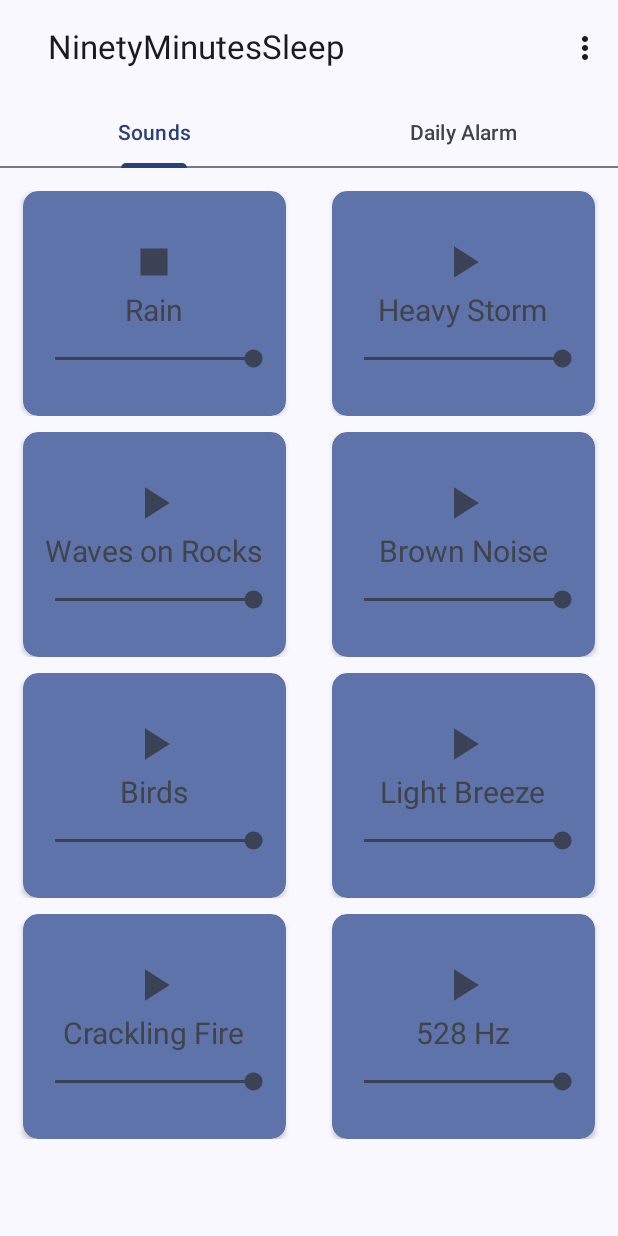
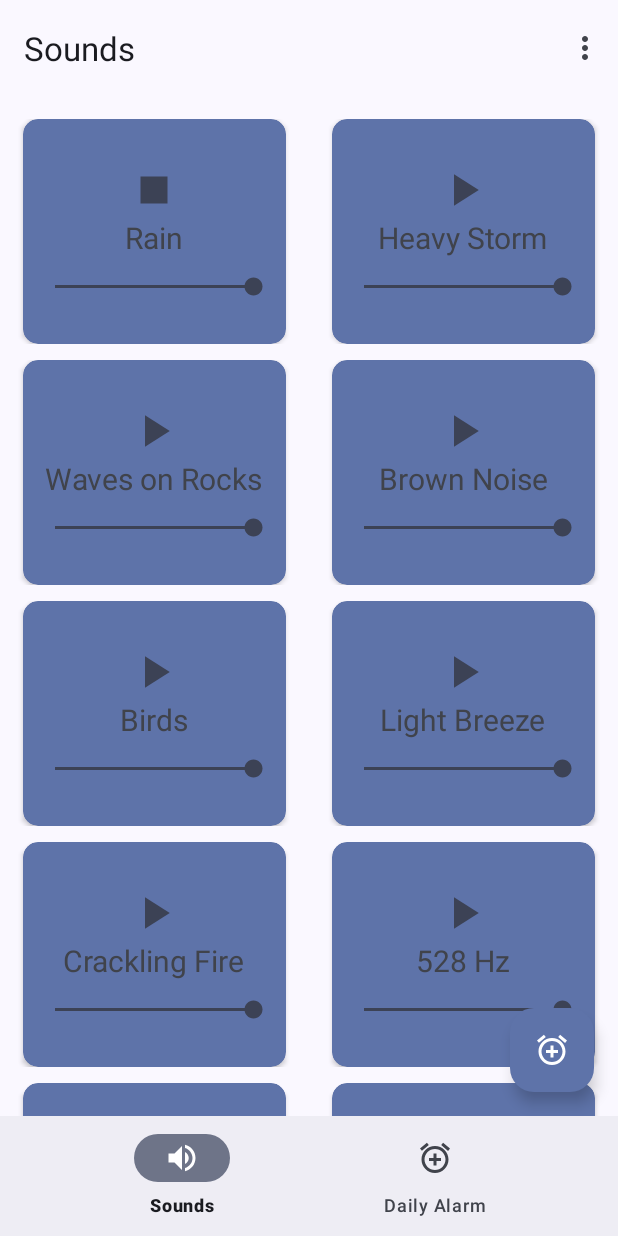
Before and after one commit to MichelangeloDePascale02/NinetyMinutesSleep, an Android app: the screen it shows after launch (MainActivity), after a tap on "Rain", on a phone screen of 412 x 824 dp. Run offline under Robolectric (Android 15) with nearby library versions, the phone set to English and light mode, and no system bars; our stand-ins replace navigation-ui; 1 other tap on this screen came first.

Commit message:
BottomAppBar Introduction

```diff
--- a/app/build.gradle
+++ b/app/build.gradle
@@ -40,6 +40,9 @@ dependencies {
     implementation 'androidx.lifecycle:lifecycle-viewmodel-ktx:2.5.1'
     implementation "androidx.compose.material3:material3:1.0.1"
     implementation "androidx.compose.material3:material3-window-size-class:1.0.1"
+    implementation 'androidx.navigation:navigation-fragment-ktx:2.4.0'
+    implementation 'androidx.navigation:navigation-ui-ktx:2.4.0'
+
 
     testImplementation 'junit:junit:4.13.2'
     androidTestImplementation 'androidx.test.ext:junit:1.1.5'
--- a/app/src/main/java/com/swdp31plus/ninetyminutessleep/MainActivity.java
+++ b/app/src/main/java/com/swdp31plus/ninetyminutessleep/MainActivity.java
@@ -1,24 +1,27 @@
 package com.swdp31plus.ninetyminutessleep;
 
 import android.annotation.SuppressLint;
-import android.app.Fragment;
 import android.content.Intent;
-import android.content.pm.PackageManager;
+import android.content.SharedPreferences;
+import android.content.res.Resources;
 import android.net.Uri;
 import android.os.Bundle;
 
 import com.google.android.material.dialog.MaterialAlertDialogBuilder;
-import com.google.android.material.floatingactionbutton.FloatingActionButton;
-import com.google.android.material.snackbar.Snackbar;
-import com.google.android.material.tabs.TabLayout;
 
 import androidx.appcompat.app.AlertDialog;
-import androidx.viewpager.widget.ViewPager;
+import androidx.appcompat.widget.Toolbar;
+import androidx.navigation.NavController;
+import androidx.navigation.fragment.NavHostFragment;
+import androidx.navigation.ui.NavigationUI;
 import androidx.appcompat.app.AppCompatActivity;
 
+import android.preference.PreferenceManager;
+import android.util.TypedValue;
 import android.view.LayoutInflater;
 import android.view.Menu;
 import android.view.View;
+import android.view.ViewGroup;
 import android.widget.Button;
 import android.widget.CheckBox;
 import android.widget.SeekBar;
@@ -26,11 +29,15 @@ import android.widget.TextView;
 
 import com.swdp31plus.ninetyminutessleep.ui.main.SectionsPagerAdapter;
 import com.swdp31plus.ninetyminutessleep.databinding.ActivityMainBinding;
+import com.swdp31plus.ninetyminutessleep.ui.main.SoundFragment;
+
+import java.util.Objects;
 
 
 public class MainActivity extends AppCompatActivity {
 
     private ActivityMainBinding binding;
+    private NavController navController;
     private int timeoutTimerInMillis = 0;
     private SectionsPagerAdapter sectionsPagerAdapter;
 
@@ -41,14 +48,75 @@ public class MainActivity extends AppCompatActivity {
         binding = ActivityMainBinding.inflate(getLayoutInflater());
         setContentView(binding.getRoot());
 
-        sectionsPagerAdapter = new SectionsPagerAdapter(this, getSupportFragmentManager());
+        NavHostFragment navHostFragment = (NavHostFragment) getSupportFragmentManager().findFragmentById(R.id.fragment_container);
+        navController = Objects.requireNonNull(navHostFragment).getNavController();
+
+        Toolbar toolbar = findViewById(R.id.topAppBar);
+        setSupportActionBar(toolbar);
+
+
+        binding.bottomNavigation.setOnNavigationItemSelectedListener(item -> {
+            int id = item.getItemId();
+            switch (id) {
+                case R.id.action_first:
+                    navController.navigate(R.id.firstFragment);
+                    return true;
+                case R.id.action_second:
+                    navController.navigate(R.id.secondFragment);
+                    return true;
+            }
+            return false;
+        });
+
+        NavigationUI.setupActionBarWithNavController(this, navController);
+
+        // warning dialog building
+        SharedPreferences preferences = PreferenceManager.getDefaultSharedPreferences(this);
+        if (preferences.getBoolean("show_warning", true)) {
+            MaterialAlertDialogBuilder builder = new MaterialAlertDialogBuilder(this);
+            SharedPreferences.Editor editor = preferences.edit();
+
+            LayoutInflater inflater = getLayoutInflater();
+            View dialogView = inflater.inflate(R.layout.dialog_tutorial_information,null);
+
+            // Set dialog title
+            View titleView = getLayoutInflater().inflate(R.layout.dialog_generic_title, null);
+            TextView titleText = titleView.findViewById(R.id.dialog_generic_title);
+            titleText.setText(getString(R.string.warning_title));
+            titleText.setTextSize(22);
+            builder.setCustomTitle(titleView);
+
+            TextView textView = dialogView.findViewById(R.id.text_view_dialog_tutorial_information);
+            textView.setText(getString(R.string.warning_text));
+
+            builder.setView(dialogView);
+
+            CheckBox checkBox = dialogView.findViewById(R.id.check_box_dialog_tutorial_information);
+            checkBox.setOnCheckedChangeListener((buttonView, isChecked) -> {
+                editor.putBoolean("show_warning", !isChecked);
+                editor.apply();
+            });
+
+            Button closeBtn = dialogView.findViewById(R.id.button_dialog_tutorial_information);
+
+            final AlertDialog dialog = builder.create();
+
+            closeBtn.setOnClickListener(v -> {
+                editor.apply();
+                dialog.dismiss();
+            });
+
+            dialog.show();
+        }
+
+        /*sectionsPagerAdapter = new SectionsPagerAdapter(this, getSupportFragmentManager());
         ViewPager viewPager = binding.viewPager;
         viewPager.setAdapter(sectionsPagerAdapter);
         TabLayout tabs = binding.tabs;
         tabs.setupWithViewPager(viewPager);
         FloatingActionButton fab = binding.fab;
 
-        fab.setVisibility(View.GONE);
+        fab.setVisibility(View.GONE);*/
 
 
 
@@ -109,7 +177,7 @@ public class MainActivity extends AppCompatActivity {
                 dialogView.findViewById(R.id.button_dialog_sound_timeout).setOnClickListener(v -> {
                     timeoutTimerInMillis = ((SeekBar) dialogView.findViewById(R.id.seek_bar_sound_timeout)).getProgress();
                     dialog.dismiss();
-                    sectionsPagerAdapter.getFirstFragment().onTimeOutSet(timeoutTimerInMillis);
+                    ((SoundFragment) Objects.requireNonNull(getSupportFragmentManager().findFragmentById(R.id.firstFragment))).onTimeOutSet(timeoutTimerInMillis);
                 });
                 dialog.show();
                 return true;
@@ -149,7 +217,7 @@ public class MainActivity extends AppCompatActivity {
 
         binding.topAppBar.setNavigationOnClickListener(view -> {});
 
-        viewPager.addOnPageChangeListener(new ViewPager.OnPageChangeListener() {
+        /*viewPager.addOnPageChangeListener(new ViewPager.OnPageChangeListener() {
             @Override
             public void onPageScrolled(int position, float positionOffset, int positionOffsetPixels) {}
 
@@ -163,7 +231,7 @@ public class MainActivity extends AppCompatActivity {
             }
 
             @Override
-            public void onPageScrollStateChanged(int state) {}});
+            public void onPageScrollStateChanged(int state) {}});*/
     }
 
     @Override
@@ -176,7 +244,4 @@ public class MainActivity extends AppCompatActivity {
         return binding;
     }
 
-    public int getTimeoutTimerInMillis() {
-        return timeoutTimerInMillis;
-    }
 }
--- a/app/src/main/java/com/swdp31plus/ninetyminutessleep/ui/main/PageViewModel.java
+++ b/app/src/main/java/com/swdp31plus/ninetyminutessleep/ui/main/PageViewModel.java
@@ -8,7 +8,7 @@ import androidx.lifecycle.ViewModel;
 
 public class PageViewModel extends ViewModel {
 
-    private MutableLiveData<Integer> mIndex = new MutableLiveData<>();
+    /*private MutableLiveData<Integer> mIndex = new MutableLiveData<>();
     private LiveData<String> mText = Transformations.map(mIndex, new Function<Integer, String>() {
         @Override
         public String apply(Integer input) {
@@ -22,5 +22,5 @@ public class PageViewModel extends ViewModel {
 
     public LiveData<String> getText() {
         return mText;
-    }
+    }*/
 }
--- a/app/src/main/java/com/swdp31plus/ninetyminutessleep/ui/main/PlaceholderFragment.java
+++ b/app/src/main/java/com/swdp31plus/ninetyminutessleep/ui/main/PlaceholderFragment.java
@@ -36,12 +36,12 @@ public class PlaceholderFragment extends Fragment {
     @Override
     public void onCreate(Bundle savedInstanceState) {
         super.onCreate(savedInstanceState);
-        pageViewModel = new ViewModelProvider(this).get(PageViewModel.class);
+        //pageViewModel = new ViewModelProvider(this).get(PageViewModel.class);
         int index = 1;
         if (getArguments() != null) {
             index = getArguments().getInt(ARG_SECTION_NUMBER);
         }
-        pageViewModel.setIndex(index);
+        //pageViewModel.setIndex(index);
     }
 
     @Override
@@ -53,12 +53,12 @@ public class PlaceholderFragment extends Fragment {
         View root = binding.getRoot();
 
         final TextView textView = binding.sectionLabel;
-        pageViewModel.getText().observe(getViewLifecycleOwner(), new Observer<String>() {
+        /*pageViewModel.getText().observe(getViewLifecycleOwner(), new Observer<String>() {
             @Override
             public void onChanged(@Nullable String s) {
                 textView.setText(s);
             }
-        });
+        });*/
         return root;
     }
 
--- a/app/src/main/java/com/swdp31plus/ninetyminutessleep/ui/main/SecondFragment.java
+++ b/app/src/main/java/com/swdp31plus/ninetyminutessleep/ui/main/SecondFragment.java
@@ -61,12 +61,12 @@ public class SecondFragment extends Fragment {
         super.onCreate(savedInstanceState);
         setHasOptionsMenu(true);
 
-        pageViewModel = new ViewModelProvider(this).get(PageViewModel.class);
+        //pageViewModel = new ViewModelProvider(this).get(PageViewModel.class);
         int index = 1;
         if (getArguments() != null) {
             index = getArguments().getInt(ARG_SECTION_NUMBER);
         }
-        pageViewModel.setIndex(index);
+        //pageViewModel.setIndex(index);
     }
 
     @Override
--- a/app/src/main/java/com/swdp31plus/ninetyminutessleep/ui/main/SoundFragment.java
+++ b/app/src/main/java/com/swdp31plus/ninetyminutessleep/ui/main/SoundFragment.java
@@ -41,12 +41,12 @@ public class SoundFragment extends Fragment {
         super.onCreate(savedInstanceState);
         setHasOptionsMenu(true);
 
-        pageViewModel = new ViewModelProvider(this).get(PageViewModel.class);
+        //pageViewModel = new ViewModelProvider(this).get(PageViewModel.class);
         int index = 1;
         if (getArguments() != null) {
             index = getArguments().getInt(ARG_SECTION_NUMBER);
         }
-        pageViewModel.setIndex(index);
+        //pageViewModel.setIndex(index);
 
         sounds = new ArrayList<>();
         soundsPlayers = new ArrayList<>();
@@ -73,45 +73,6 @@ public class SoundFragment extends Fragment {
 
     public void onViewCreated(@NonNull View view, Bundle savedInstanceState) {
         super.onViewCreated(view, savedInstanceState);
-
-        // warning dialog building
-        SharedPreferences preferences = PreferenceManager.getDefaultSharedPreferences(getContext());
-        if (preferences.getBoolean("show_warning", true)) {
-            MaterialAlertDialogBuilder builder = new MaterialAlertDialogBuilder(getContext());
-            SharedPreferences.Editor editor = preferences.edit();
-
-            LayoutInflater inflater = getLayoutInflater();
-            View dialogView = inflater.inflate(R.layout.dialog_tutorial_information,null);
-
-            // Set dialog title
-            View titleView = getLayoutInflater().inflate(R.layout.dialog_generic_title, null);
-            TextView titleText = titleView.findViewById(R.id.dialog_generic_title);
-            titleText.setText(getString(R.string.warning_title));
-            titleText.setTextSize(22);
-            builder.setCustomTitle(titleView);
-
-            TextView textView = dialogView.findViewById(R.id.text_view_dialog_tutorial_information);
-            textView.setText(getString(R.string.warning_text));
-
-            builder.setView(dialogView);
-
-            CheckBox checkBox = dialogView.findViewById(R.id.check_box_dialog_tutorial_information);
-            checkBox.setOnCheckedChangeListener((buttonView, isChecked) -> {
-                editor.putBoolean("show_warning", !isChecked);
-                editor.apply();
-            });
-
-            Button closeBtn = dialogView.findViewById(R.id.button_dialog_tutorial_information);
-
-            final AlertDialog dialog = builder.create();
-
-            closeBtn.setOnClickListener(v -> {
-                editor.apply();
-                dialog.dismiss();
-            });
-
-            dialog.show();
-        }
 
         binding.soundsRecyclerView.setLayoutManager(new GridLayoutManager(requireContext(),2));
 
@@ -157,6 +118,13 @@ public class SoundFragment extends Fragment {
         //sounds.add(new Sound(getString(R.string.water_drops), R.raw.crackling_fire));
         sounds.add(new Sound(getString(R.string.hz528), R.raw.hz_528));
 
+
+
+        sounds.add(new Sound(getString(R.string.brown_noise),  R.raw.brown_noise));
+        sounds.add(new Sound(getString(R.string.birds), R.raw.birds));
+        sounds.add(new Sound(getString(R.string.light_breeze), R.raw.light_breeze));
+        sounds.add(new Sound(getString(R.string.crackling_fire), R.raw.crackling_fire));
+
         for (Sound sound : sounds) {
             soundsPlayers.add(new SoundPlayer(sound.getTitle(), getContext(), sound.getSoundRes()));
         }
--- a/app/src/main/res/layout/activity_main.xml
+++ b/app/src/main/res/layout/activity_main.xml
@@ -1,21 +1,32 @@
 <?xml version="1.0" encoding="utf-8"?>
+
 <androidx.coordinatorlayout.widget.CoordinatorLayout xmlns:android="http://schemas.android.com/apk/res/android"
-    xmlns:app="http://schemas.android.com/apk/res-auto"
     xmlns:tools="http://schemas.android.com/tools"
     android:layout_width="match_parent"
     android:layout_height="match_parent"
-    tools:context=".MainActivity">
+    xmlns:app="http://schemas.android.com/apk/res-auto"
+    android:fitsSystemWindows="true">
 
-    <androidx.viewpager.widget.ViewPager
-        android:id="@+id/view_pager"
+    <!-- Fragment Container -->
+    <androidx.fragment.app.FragmentContainerView
+        android:id="@+id/fragment_container"
+        android:name="androidx.navigation.fragment.NavHostFragment"
         android:layout_width="match_parent"
         android:layout_height="match_parent"
-        app:layout_behavior="@string/appbar_scrolling_view_behavior" />
+        app:defaultNavHost="true"
+        app:layout_behavior="@string/appbar_scrolling_view_behavior"
+        app:layout_anchorGravity="fill_vertical"
+        app:navGraph="@navigation/navigation_graph"
+        android:layout_marginBottom="@dimen/m3_bottom_nav_min_height"
+        tools:ignore="PrivateResource" />
+
 
     <com.google.android.material.appbar.AppBarLayout
+        android:id="@+id/app_bar_layout"
         android:layout_width="match_parent"
         android:layout_height="wrap_content"
-        android:theme="@style/Theme.NinetyMinutesSleep.AppBarOverlay">
+        app:liftOnScroll="true"
+        android:fitsSystemWindows="true">
 
 
             <com.google.android.material.appbar.MaterialToolbar
@@ -23,32 +34,27 @@
                 android:layout_width="match_parent"
                 android:layout_height="?attr/actionBarSize"
                 app:menu="@menu/options_menu">
-
-            <TextView
-                android:id="@+id/title"
-                android:layout_width="wrap_content"
-                android:layout_height="wrap_content"
-                android:text="@string/app_name"
-                android:minHeight="?actionBarSize"
-                android:padding="@dimen/appbar_padding"
-                android:textAppearance="@style/TextAppearance.Material3.ActionBar.Title" />
-
             </com.google.android.material.appbar.MaterialToolbar>
 
-        <com.google.android.material.tabs.TabLayout
-            android:id="@+id/tabs"
+    </com.google.android.material.appbar.AppBarLayout>
+
+    <com.google.android.material.bottomnavigation.BottomNavigationView
+        android:id="@+id/bottom_navigation"
         android:layout_width="match_parent"
         android:layout_height="wrap_content"
-            app:layout_scrollFlags="scroll|enterAlways" />
-    </com.google.android.material.appbar.AppBarLayout>
+        android:layout_gravity="bottom"
+        app:menu="@menu/bottom_navigation_menu" />
+
 
     <com.google.android.material.floatingactionbutton.FloatingActionButton
         android:id="@+id/fab"
         android:layout_width="wrap_content"
         android:layout_height="wrap_content"
+        android:layout_marginEnd="@dimen/fab_margin"
+        app:srcCompat="@android:drawable/ic_dialog_email"
+        android:contentDescription="FloatingActionButton"
+        android:layout_marginBottom="96dp"
         android:layout_gravity="bottom|end"
-        android:layout_marginEnd="@dimen/fab_margin"
-        android:layout_marginBottom="16dp"
-        app:srcCompat="@android:drawable/ic_dialog_email"
-        android:contentDescription="FloatingActionButton" />
+        tools:ignore="PrivateResource" />
+
 </androidx.coordinatorlayout.widget.CoordinatorLayout>
--- /dev/null
+++ b/app/src/main/res/menu/bottom_navigation_menu.xml
@@ -0,0 +1,11 @@
+<?xml version="1.0" encoding="utf-8"?>
+<menu xmlns:android="http://schemas.android.com/apk/res/android">
+    <item
+        android:id="@+id/action_first"
+        android:title="@string/sounds"
+        android:icon="@drawable/baseline_volume_up_24" />
+    <item
+        android:id="@+id/action_second"
+        android:title="@string/daily_alarm"
+        android:icon="@drawable/baseline_alarm_add_24" />
+</menu>
--- /dev/null
+++ b/app/src/main/res/navigation/navigation_graph.xml
@@ -0,0 +1,19 @@
+<navigation xmlns:android="http://schemas.android.com/apk/res/android"
+    xmlns:app="http://schemas.android.com/apk/res-auto"
+    xmlns:tools="http://schemas.android.com/tools"
+    android:id="@+id/navigation_graph"
+    app:startDestination="@id/firstFragment">
+
+    <fragment
+        android:id="@+id/firstFragment"
+        android:name="com.swdp31plus.ninetyminutessleep.ui.main.SoundFragment"
+        android:label="@string/sounds"
+        tools:layout="@layout/fragment_first" />
+
+    <fragment
+        android:id="@+id/secondFragment"
+        android:name="com.swdp31plus.ninetyminutessleep.ui.main.SecondFragment"
+        android:label="@string/daily_alarm"
+        tools:layout="@layout/fragment_second" />
+
+</navigation>
```
Lines whose indentation alone changed are shown as unchanged.
